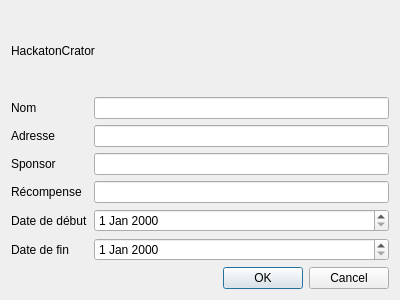
Above: hackathoncreator.ui from Keuwa/Hackathon4fun before the change. Below: the same form after it.
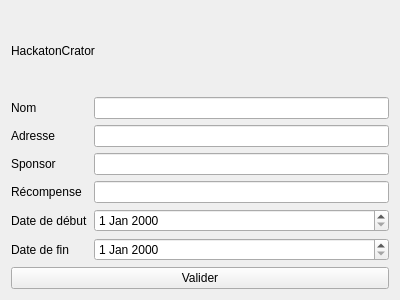
That is the form after the change.

Diff of the .ui file:
```diff
--- a/hackathoncreator.ui
+++ b/hackathoncreator.ui
@@ -86,9 +86,9 @@
     </layout>
    </item>
    <item>
-    <widget class="QDialogButtonBox" name="buttonBox">
-     <property name="standardButtons">
-      <set>QDialogButtonBox::Cancel|QDialogButtonBox::Ok</set>
+    <widget class="QPushButton" name="creationButton">
+     <property name="text">
+      <string>Valider</string>
      </property>
     </widget>
    </item>
```
